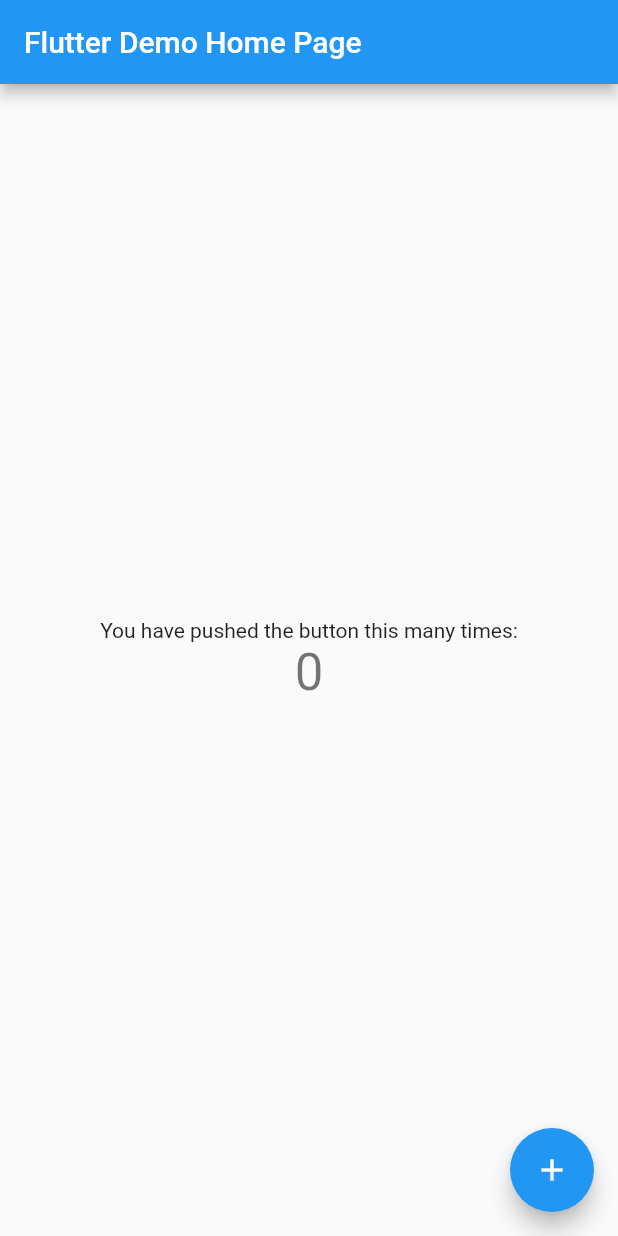
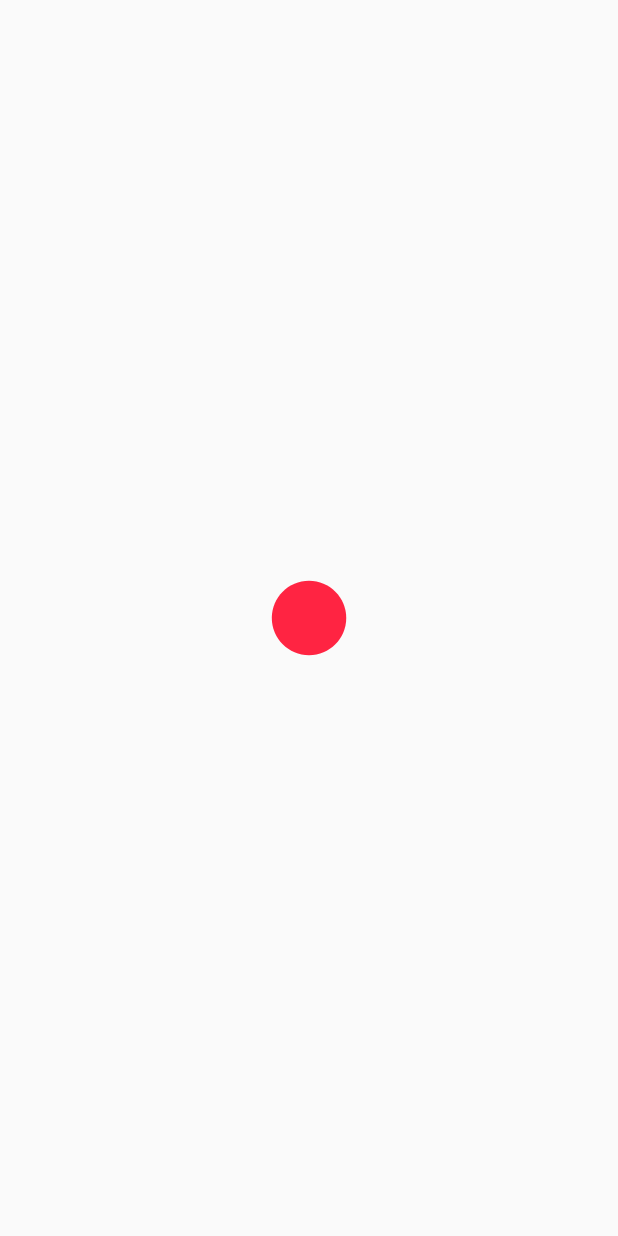
Before and after one commit to ahmadm712/restaurant_app, a Flutter app: the first screen one second after launch, on a phone screen of 412 x 824 dp. Run offline on Flutter 3.47's test engine with Material 2 defaults, Android fonts, the phone set to English and light mode, and no system bars; our stand-ins replace flutter_rating_bar, google_fonts, lottie.

Commit message:
membuat halaman detail restaurant + splash screen

```diff
--- a/lib/main.dart
+++ b/lib/main.dart
@@ -1,4 +1,9 @@
 import 'package:flutter/material.dart';
+import 'package:restaurant_app/common/style.dart';
+import 'package:restaurant_app/data/models/restaurant.dart';
+import 'package:restaurant_app/ui/home_page.dart';
+import 'package:restaurant_app/ui/restaurant_detail_page.dart';
+import 'package:restaurant_app/ui/splash_screen_page.dart';
 
 void main() {
   runApp(const MyApp());
@@ -11,57 +16,39 @@
   @override
   Widget build(BuildContext context) {
     return MaterialApp(
-      title: 'Flutter Demo',
+      title: 'Restaurant App',
+      debugShowCheckedModeBanner: false,
       theme: ThemeData(
-        primarySwatch: Colors.blue,
+        textTheme: myTextTheme,
+        colorScheme: Theme.of(context).colorScheme.copyWith(
+              primary: primaryColor,
+              onPrimary: Colors.black,
+              secondary: secondaryColor,
+            ),
+        appBarTheme: const AppBarTheme(
+          elevation: 0,
+        ),
+        elevatedButtonTheme: ElevatedButtonThemeData(
+          style: ElevatedButton.styleFrom(
+            primary: thridColor,
+            onPrimary: Colors.white,
+            textStyle: Theme.of(context).textTheme.subtitle1,
+            shape: const RoundedRectangleBorder(
+              borderRadius: BorderRadius.all(
+                Radius.circular(8),
+              ),
+            ),
+          ),
+        ),
       ),
-      home: const MyHomePage(title: 'Flutter Demo Home Page'),
+      initialRoute: SplashScreen.routeName,
+      routes: {
+        HomePage.routeName: (context) => const HomePage(),
+        SplashScreen.routeName: (context) => SplashScreen(),
+        RestaurantDetailPage.routeName: (context) => RestaurantDetailPage(
+            restaurant:
+                ModalRoute.of(context)?.settings.arguments as Restaurants)
+      },
     );
   }
 }
-
-class MyHomePage extends StatefulWidget {
-  const MyHomePage({Key? key, required this.title}) : super(key: key);
-  final String title;
-
-  @override
-  State<MyHomePage> createState() => _MyHomePageState();
-}
-
-class _MyHomePageState extends State<MyHomePage> {
-  int _counter = 0;
-
-  void _incrementCounter() {
-    setState(() {
-      _counter++;
-    });
-  }
-
-  @override
-  Widget build(BuildContext context) {
-    return Scaffold(
-      appBar: AppBar(
-        title: Text(widget.title),
-      ),
-      body: Center(
-        child: Column(
-          mainAxisAlignment: MainAxisAlignment.center,
-          children: <Widget>[
-            const Text(
-              'You have pushed the button this many times:',
-            ),
-            Text(
-              '$_counter',
-              style: Theme.of(context).textTheme.headline4,
-            ),
-          ],
-        ),
-      ),
-      floatingActionButton: FloatingActionButton(
-        onPressed: _incrementCounter,
-        tooltip: 'Increment',
-        child: const Icon(Icons.add),
-      ),
-    );
-  }
-}
--- /dev/null
+++ b/lib/ui/restaurant_detail_page.dart
@@ -0,0 +1,17 @@
+import 'package:flutter/material.dart';
+import 'package:restaurant_app/data/models/restaurant.dart';
+
+class RestaurantDetailPage extends StatelessWidget {
+  final Restaurants restaurant;
+  static const routeName = "/detail_page";
+  RestaurantDetailPage({required this.restaurant});
+
+  @override
+  Widget build(BuildContext context) {
+    return Scaffold(
+      appBar: AppBar(
+        title: Text(restaurant.name!),
+      ),
+    );
+  }
+}
--- /dev/null
+++ b/lib/ui/splash_screen_page.dart
@@ -0,0 +1,39 @@
+import 'dart:async';
+
+import 'package:flutter/material.dart';
+import 'package:lottie/lottie.dart';
+import 'package:restaurant_app/ui/home_page.dart';
+
+class SplashScreen extends StatefulWidget {
+  static const routeName = "/splash";
+
+  @override
+  State<SplashScreen> createState() => _SplashScreenState();
+}
+
+class _SplashScreenState extends State<SplashScreen> {
+  startSplashScreen(BuildContext context) async {
+    var duration = const Duration(seconds: 3);
+    return Timer(duration, () {
+      Navigator.pushReplacementNamed(context, HomePage.routeName);
+    });
+  }
+
+  @override
+  void initState() {
+    super.initState();
+    startSplashScreen(context);
+  }
+
+  @override
+  Widget build(BuildContext context) {
+    return Scaffold(
+      body: Center(
+        child: Container(
+            width: 70,
+            height: 70,
+            child: Lottie.asset('assets/images/lottie.json')),
+      ),
+    );
+  }
+}
```
